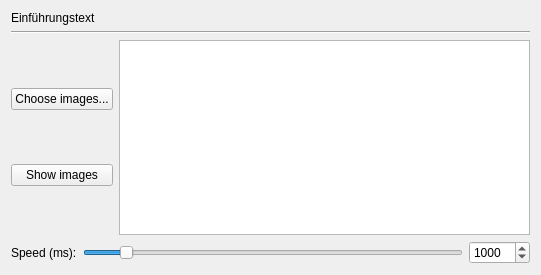
Qt form demo/src/ui/images.ui (Tinkerforge/blinkenlights) before a commit.
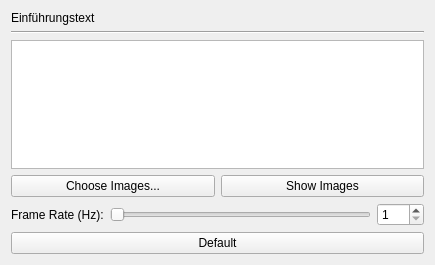
The same form after that commit.

Commit message:
images: Unify command line and demo code
Change SPEED to FRAME_RATE.

```diff
--- a/demo/src/ui/images.ui
+++ b/demo/src/ui/images.ui
@@ -6,15 +6,13 @@
    <rect>
     <x>0</x>
     <y>0</y>
-    <width>541</width>
-    <height>275</height>
+    <width>435</width>
+    <height>265</height>
    </rect>
   </property>
   <property name="windowTitle">
    <string>Form</string>
   </property>
-  <layout class="QHBoxLayout" name="horizontalLayout_2">
-   <item>
     <layout class="QVBoxLayout" name="verticalLayout">
      <item>
       <widget class="QLabel" name="label">
@@ -31,49 +29,58 @@
       </widget>
      </item>
      <item>
-      <layout class="QHBoxLayout" name="horizontalLayout">
+    <widget class="QTextEdit" name="text_edit_files"/>
+   </item>
        <item>
-        <layout class="QVBoxLayout" name="verticalLayout_2">
+    <layout class="QHBoxLayout" name="horizontalLayout_2">
          <item>
           <widget class="QPushButton" name="button_choose">
            <property name="text">
-            <string>Choose images...</string>
+        <string>Choose Images...</string>
            </property>
           </widget>
          </item>
          <item>
           <widget class="QPushButton" name="button_show">
            <property name="text">
-            <string>Show images</string>
+        <string>Show Images</string>
            </property>
           </widget>
          </item>
         </layout>
        </item>
        <item>
-        <widget class="QTextEdit" name="text_edit_files"/>
-       </item>
-      </layout>
-     </item>
-     <item>
-      <layout class="QHBoxLayout" name="horizontalLayout_3">
-       <item>
+    <layout class="QGridLayout" name="gridLayout">
+     <item row="0" column="0">
         <widget class="QLabel" name="label_2">
          <property name="text">
-          <string>Speed (ms):</string>
+        <string>Frame Rate (Hz):</string>
          </property>
         </widget>
        </item>
-       <item>
-        <widget class="QSlider" name="slider_speed">
+     <item row="0" column="2">
+      <widget class="QSpinBox" name="spinbox_frame_rate">
          <property name="minimum">
-          <number>10</number>
+        <number>1</number>
          </property>
          <property name="maximum">
-          <number>10000</number>
+        <number>100</number>
          </property>
          <property name="value">
-          <number>1000</number>
+        <number>1</number>
+       </property>
+      </widget>
+     </item>
+     <item row="0" column="1">
+      <widget class="QSlider" name="slider_frame_rate">
+       <property name="minimum">
+        <number>1</number>
+       </property>
+       <property name="maximum">
+        <number>100</number>
+       </property>
+       <property name="value">
+        <number>1</number>
          </property>
          <property name="tracking">
           <bool>true</bool>
@@ -83,22 +90,14 @@
          </property>
         </widget>
        </item>
+    </layout>
+   </item>
        <item>
-        <widget class="QSpinBox" name="spinbox_speed">
-         <property name="minimum">
-          <number>10</number>
-         </property>
-         <property name="maximum">
-          <number>10000</number>
-         </property>
-         <property name="value">
-          <number>1000</number>
-         </property>
-        </widget>
-       </item>
-      </layout>
-     </item>
-    </layout>
+    <widget class="QPushButton" name="button_default">
+     <property name="text">
+      <string>Default</string>
+     </property>
+    </widget>
    </item>
   </layout>
  </widget>
```
Lines whose indentation alone changed are shown as unchanged. The commit also changes 4 other files.
